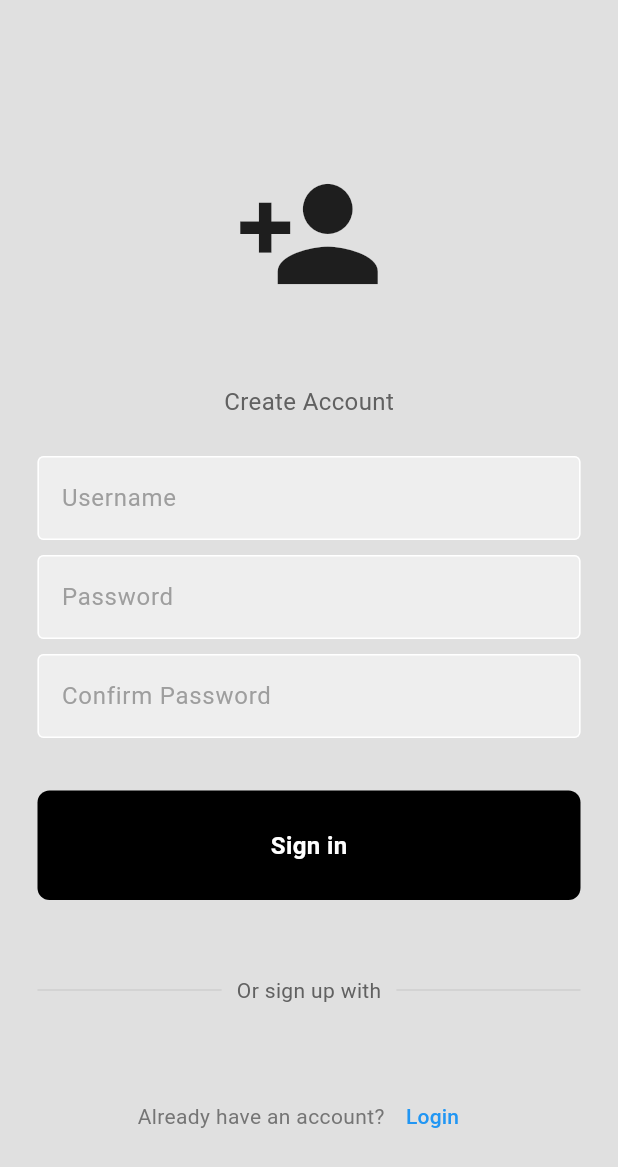
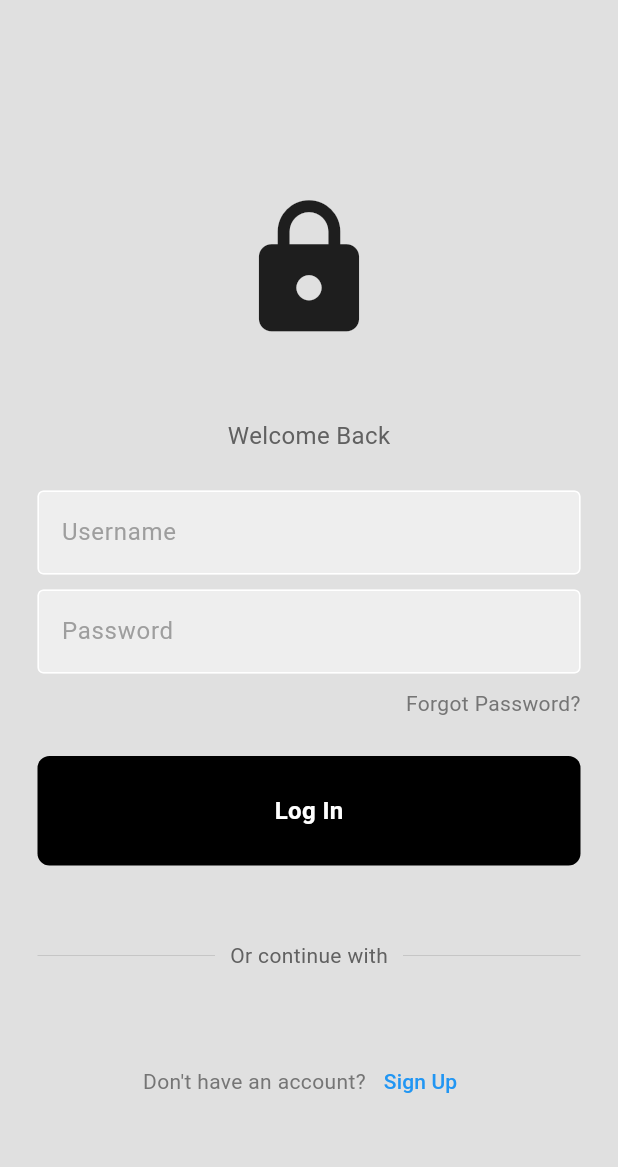
Before and after one commit to ghtmarco/VideoTapeStore, a Flutter app: the SignUpPage screen opened directly, after a tap on "Login", on a phone screen of 412 x 824 dp. Shown: the top 1167 px of the screen. Run offline on Flutter 3.47's test engine with Material 3 defaults, Android fonts, the phone set to English and light mode, and no system bars.

Commit message:
Refactor project configuration and bundle identifiers
- Update project configuration files for iOS platform
- Change bundle identifiers for iOS and Android platforms
- Update button text from "Sign in" to "Log In" in MyButton component
- Add navigation to Sign Up page in LoginPages component
- Add navigation to Login page in SignUpPage component

```diff
--- a/lib/components/my_button.dart
+++ b/lib/components/my_button.dart
@@ -16,7 +16,7 @@ class MyButton extends StatelessWidget {
             color: Colors.black, borderRadius: BorderRadius.circular(8)),
         child: const Center(
             child: Text(
-          "Sign in",
+          "Log In",
           style: TextStyle(
             color: Colors.white,
             fontWeight: FontWeight.bold,
--- a/lib/pages/loginPages.dart
+++ b/lib/pages/loginPages.dart
@@ -1,6 +1,7 @@
 import 'package:flutter/material.dart';
 import 'package:video_tape_store/components/my_button.dart';
 import 'package:video_tape_store/components/my_textfield.dart';
+import 'package:video_tape_store/pages/signup_page.dart';  // Import halaman Sign Up
 
 class LoginPages extends StatelessWidget {
   LoginPages({super.key});
@@ -9,7 +10,7 @@ class LoginPages extends StatelessWidget {
   final passwordController = TextEditingController();
 
   void signUserIn() {
-
+    // Fungsi untuk login
   }
 
   @override
@@ -90,6 +91,29 @@ class LoginPages extends StatelessWidget {
                   ],
                 ),
               ),
+              const SizedBox(height: 50),
+              Row(
+                mainAxisAlignment: MainAxisAlignment.center,
+                children: [
+                  Text(
+                    "Don't have an account?",
+                    style: TextStyle(color: Colors.grey[600]),
+                  ),
+                  TextButton(
+                    onPressed: () {
+                      // Pindah ke halaman Sign Up
+                      Navigator.push(
+                        context,
+                        MaterialPageRoute(builder: (context) => SignUpPage()),  // Arahkan ke SignUpPage
+                      );
+                    },
+                    child: const Text(
+                      'Sign Up',
+                      style: TextStyle(color: Colors.blue),
+                    ),
+                  )
+                ],
+              ),
             ],
           ),
         ),
--- a/lib/pages/signup_page.dart
+++ b/lib/pages/signup_page.dart
@@ -1,6 +1,7 @@
 import 'package:flutter/material.dart';
 import 'package:video_tape_store/components/my_button.dart';
 import 'package:video_tape_store/components/my_textfield.dart';
+import 'package:video_tape_store/pages/loginPages.dart';
 
 class SignUpPage extends StatelessWidget {
   SignUpPage({super.key});
@@ -95,7 +96,10 @@ class SignUpPage extends StatelessWidget {
                   ),
                   TextButton(
                     onPressed: () {
-                      // Pindah ke halaman login
+                      Navigator.push(
+                        context,
+                        MaterialPageRoute(builder: (context) => LoginPages()),  // Arahkan ke SignUpPage
+                      ); // Pindah ke halaman login
                     },
                     child: const Text(
                       'Login',
```
Also changed, not shown: 2 other files.
